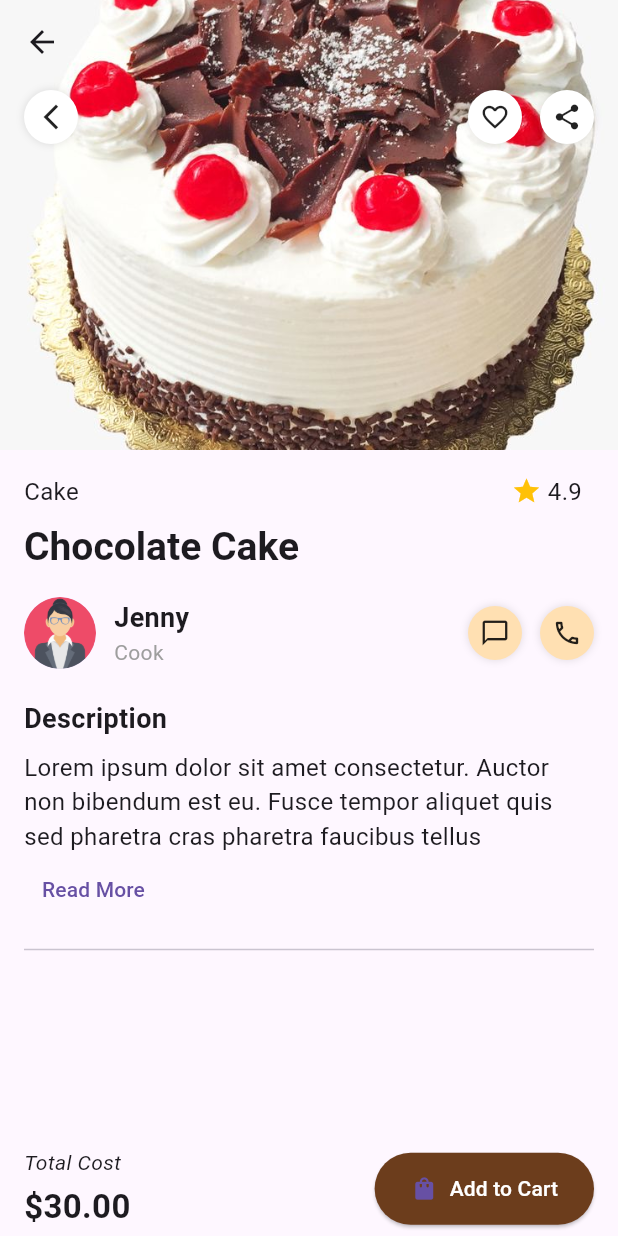
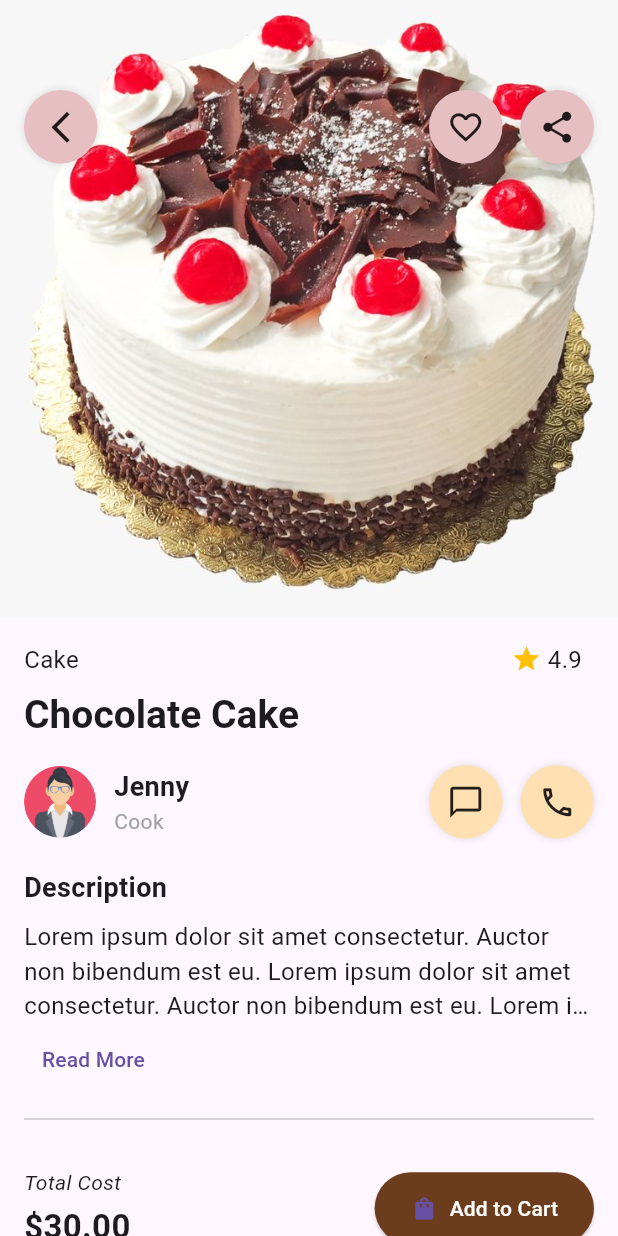
Before and after one commit to DavidFlores79/business_app, a Flutter app: the ProductDetailPage screen opened directly, on a phone screen of 412 x 824 dp. Run offline on Flutter 3.47's test engine with Material 3 defaults, Android fonts, the phone set to English and light mode, and no system bars; our stand-ins replace cached_network_image, dartz, dio, equatable, flutter_bloc, flutter_secure_storage and 2 more; accounts and stored records are empty; network calls fail.

Commit message:
feat: bigger action buttons on product detail page, wider product image

```diff
--- a/lib/features/auth/presentation/pages/splash_page.dart
+++ b/lib/features/auth/presentation/pages/splash_page.dart
@@ -1,5 +1,4 @@
 import 'package:flutter/material.dart';
-import 'package:flutter_secure_storage/flutter_secure_storage.dart';
 import 'dart:async';
 import 'package:go_router/go_router.dart';
 
--- a/lib/features/product/presentation/pages/product_detail_page.dart
+++ b/lib/features/product/presentation/pages/product_detail_page.dart
@@ -1,22 +1,30 @@
 import 'package:flutter/material.dart';
 import 'package:go_router/go_router.dart';
 
-class ProductDetailPage extends StatelessWidget {
+class ProductDetailPage extends StatefulWidget {
   final String? productId; // 👈 Puede ser nulo
 
   const ProductDetailPage({super.key, this.productId});
 
   @override
+  State<ProductDetailPage> createState() => _ProductDetailPageState();
+}
+
+class _ProductDetailPageState extends State<ProductDetailPage> {
+  @override
   Widget build(BuildContext context) {
     final theme = Theme.of(context);
+    final size = MediaQuery.of(context).size;
+    int maxLines = 3;
 
     return Scaffold(
       body: CustomScrollView(
         slivers: [
           // 🔝 AppBar con imagen colapsable
           SliverAppBar(
+            automaticallyImplyLeading: false,
             pinned: true,
-            expandedHeight: 300,
+            expandedHeight: size.height * 0.5,
             backgroundColor: Colors.white,
             flexibleSpace: FlexibleSpaceBar(
               background: Stack(
@@ -28,16 +36,7 @@ class ProductDetailPage extends StatelessWidget {
                     left: 16,
                     child: _circleButton(
                       icon: Icons.arrow_back_ios_new,
-                      onTap: () {
-                        if (context.canPop()) {
-                          // ← Verifica si puede retroceder
-                          context.pop();
-                        } else {
-                          context.go(
-                            '/store',
-                          ); // ← Si no hay historial, redirige a una ruta por defecto
-                        }
-                      },
+                      onTap: () => context.pop(),
                     ),
                   ),
                   Positioned(
@@ -79,7 +78,6 @@ class ProductDetailPage extends StatelessWidget {
                     ],
                   ),
                   const SizedBox(height: 8),
-
                   Text(
                     'Chocolate Cake',
                     style: theme.textTheme.headlineSmall?.copyWith(
@@ -134,18 +132,23 @@ class ProductDetailPage extends StatelessWidget {
                     style: TextStyle(fontWeight: FontWeight.bold, fontSize: 18),
                   ),
                   const SizedBox(height: 8),
-                  const Text(
+                  Text(
+                    'Lorem ipsum dolor sit amet consectetur. Auctor non bibendum est eu. '
+                    'Lorem ipsum dolor sit amet consectetur. Auctor non bibendum est eu. '
                     'Lorem ipsum dolor sit amet consectetur. Auctor non bibendum est eu. '
                     'Fusce tempor aliquet quis sed pharetra cras pharetra faucibus tellus',
-                    style: TextStyle(fontSize: 16),
-                    maxLines: 3,
+                    style: const TextStyle(fontSize: 16),
+                    maxLines: maxLines,
                     overflow: TextOverflow.ellipsis,
                   ),
-                  TextButton(onPressed: () {}, child: const Text('Read More')),
+                  TextButton(
+                    onPressed: () {
+                      setState(() {});
+                    },
+                    child: const Text('Read More'),
+                  ),
                   const Divider(height: 32),
-                  const SizedBox(
-                    height: 100,
-                  ), // Padding para evitar tapado por el footer
+
                   Container(
                     padding: const EdgeInsets.symmetric(
                       // horizontal: 20,
@@ -212,13 +215,13 @@ class ProductDetailPage extends StatelessWidget {
     return GestureDetector(
       onTap: onTap,
       child: Container(
-        padding: const EdgeInsets.all(8),
+        padding: const EdgeInsets.all(12),
         decoration: BoxDecoration(
-          color: bgColor ?? Colors.white,
+          color: bgColor ?? const Color.fromARGB(255, 230, 191, 195),
           shape: BoxShape.circle,
           boxShadow: [BoxShadow(color: Colors.black12, blurRadius: 4)],
         ),
-        child: Icon(icon, size: 20),
+        child: Icon(icon, size: 25),
       ),
     );
   }
--- a/lib/features/product/presentation/pages/store_page.dart
+++ b/lib/features/product/presentation/pages/store_page.dart
@@ -436,7 +436,7 @@ class ProductCard extends StatelessWidget {
   @override
   Widget build(BuildContext context) {
     return GestureDetector(
-      onTap: () => context.go('/product-detail/${product.id}'),
+      onTap: () => context.push('/product-detail/${product.id}'),
       child: Container(
         width: 180,
         margin: const EdgeInsets.only(right: 16),
```
